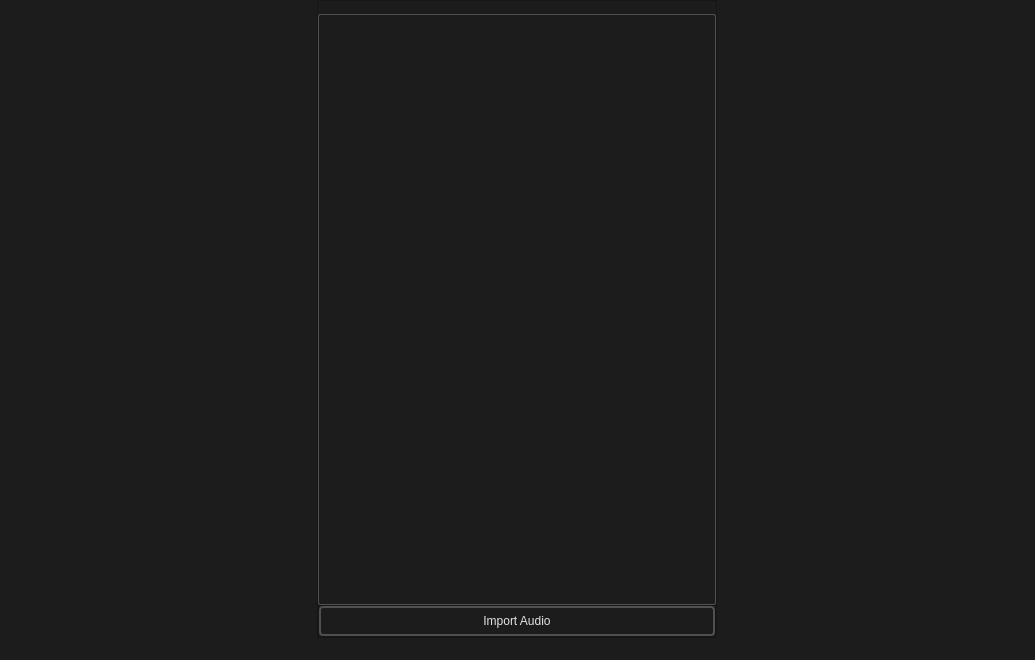
First picture: the form in soudevent_editor/soundevenet_editor_mainwindow.ui, repository dertwist/Hammer5Tools, before the edit.
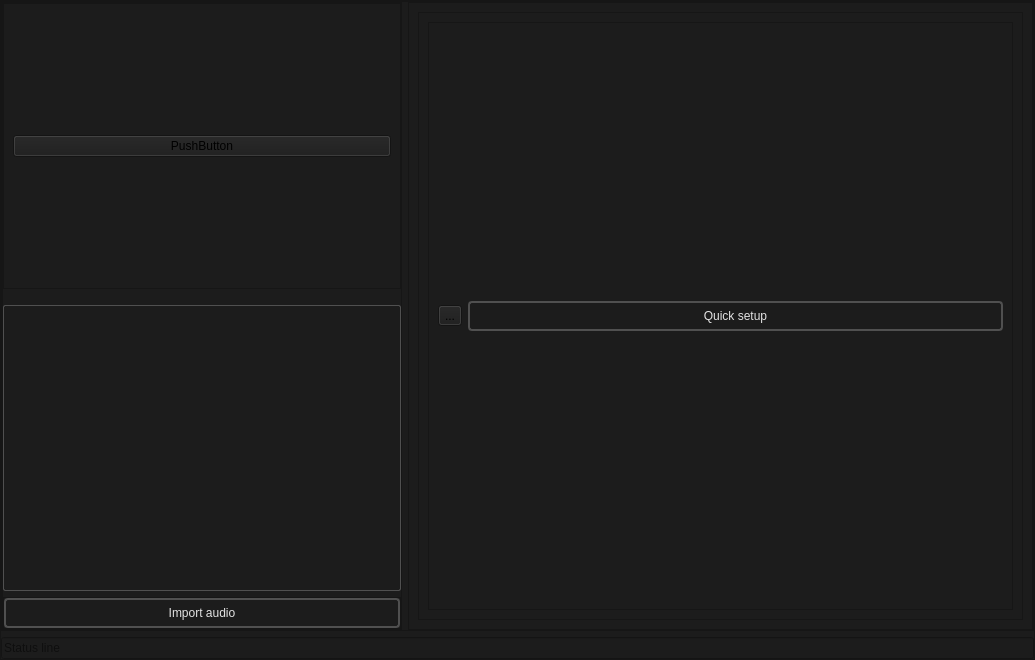
Second picture: the form after the edit. Icons and pictures are not drawn.

Commit message: Soundevent editor cleanup and begin ui creation

The edit to the form file:
```diff
--- a/soudevent_editor/soundevenet_editor_mainwindow.ui
+++ b/soudevent_editor/soundevenet_editor_mainwindow.ui
@@ -19,8 +19,53 @@
   <widget class="QWidget" name="centralwidget">
    <layout class="QHBoxLayout" name="horizontalLayout">
     <property name="spacing">
+     <number>6</number>
+    </property>
+    <property name="leftMargin">
      <number>0</number>
     </property>
+    <property name="topMargin">
+     <number>0</number>
+    </property>
+    <property name="rightMargin">
+     <number>0</number>
+    </property>
+    <property name="bottomMargin">
+     <number>0</number>
+    </property>
+    <item>
+     <widget class="QFrame" name="frame_6">
+      <property name="frameShape">
+       <enum>QFrame::StyledPanel</enum>
+      </property>
+      <property name="frameShadow">
+       <enum>QFrame::Raised</enum>
+      </property>
+      <layout class="QVBoxLayout" name="verticalLayout_4">
+       <property name="spacing">
+        <number>6</number>
+       </property>
+       <property name="leftMargin">
+        <number>0</number>
+       </property>
+       <property name="topMargin">
+        <number>0</number>
+       </property>
+       <property name="rightMargin">
+        <number>0</number>
+       </property>
+       <property name="bottomMargin">
+        <number>0</number>
+       </property>
+       <item>
+        <widget class="QFrame" name="frame_7">
+         <property name="frameShape">
+          <enum>QFrame::StyledPanel</enum>
+         </property>
+         <property name="frameShadow">
+          <enum>QFrame::Raised</enum>
+         </property>
+         <layout class="QHBoxLayout" name="horizontalLayout_5">
     <property name="leftMargin">
      <number>0</number>
     </property>
@@ -49,7 +94,7 @@
       </property>
       <layout class="QVBoxLayout" name="verticalLayout">
        <property name="spacing">
-        <number>0</number>
+              <number>6</number>
        </property>
        <property name="leftMargin">
         <number>0</number>
@@ -64,20 +109,30 @@
         <number>0</number>
        </property>
        <item>
-        <spacer name="verticalSpacer">
-         <property name="orientation">
-          <enum>Qt::Vertical</enum>
-         </property>
-         <property name="sizeType">
-          <enum>QSizePolicy::Fixed</enum>
-         </property>
-         <property name="sizeHint" stdset="0">
-          <size>
-           <width>20</width>
-           <height>8</height>
-          </size>
-         </property>
-        </spacer>
+              <widget class="QScrollArea" name="scrollArea">
+               <property name="widgetResizable">
+                <bool>true</bool>
+               </property>
+               <widget class="QWidget" name="scrollAreaWidgetContents">
+                <property name="geometry">
+                 <rect>
+                  <x>0</x>
+                  <y>0</y>
+                  <width>396</width>
+                  <height>312</height>
+                 </rect>
+                </property>
+                <layout class="QVBoxLayout" name="verticalLayout_2">
+                 <item>
+                  <widget class="QPushButton" name="pushButton">
+                   <property name="text">
+                    <string>PushButton</string>
+                   </property>
+                  </widget>
+                 </item>
+                </layout>
+               </widget>
+              </widget>
        </item>
        <item>
         <spacer name="verticalSpacer_2">
@@ -90,7 +145,7 @@
          <property name="sizeHint" stdset="0">
           <size>
            <width>340</width>
-           <height>5</height>
+                 <height>10</height>
           </size>
          </property>
         </spacer>
@@ -240,7 +295,7 @@
     }</string>
             </property>
             <property name="text">
-             <string>Import Audio</string>
+                   <string>Import audio</string>
             </property>
            </widget>
           </item>
@@ -250,17 +305,128 @@
       </layout>
      </widget>
     </item>
+          <item>
+           <widget class="QFrame" name="frame_3">
+            <property name="frameShape">
+             <enum>QFrame::StyledPanel</enum>
+            </property>
+            <property name="frameShadow">
+             <enum>QFrame::Raised</enum>
+            </property>
+            <layout class="QVBoxLayout" name="verticalLayout_3">
     <item>
      <layout class="QHBoxLayout" name="sound_event_editor_viewport_widget"/>
     </item>
-   </layout>
-  </widget>
-  <widget class="QStatusBar" name="statusbar">
-   <property name="sizeGripEnabled">
+             <item>
+              <widget class="QFrame" name="frame_2">
+               <property name="frameShape">
+                <enum>QFrame::StyledPanel</enum>
+               </property>
+               <property name="frameShadow">
+                <enum>QFrame::Raised</enum>
+               </property>
+               <layout class="QHBoxLayout" name="horizontalLayout_2">
+                <item>
+                 <widget class="QFrame" name="frame_4">
+                  <property name="frameShape">
+                   <enum>QFrame::StyledPanel</enum>
+                  </property>
+                  <property name="frameShadow">
+                   <enum>QFrame::Raised</enum>
+                  </property>
+                  <layout class="QHBoxLayout" name="horizontalLayout_4">
+                   <item>
+                    <widget class="QToolButton" name="toolButton">
+                     <property name="text">
+                      <string>...</string>
+                     </property>
+                     <property name="icon">
+                      <iconset resource="../resources.qrc">
+                       <normaloff>:/icons/settings_16dp_9D9D9D_FILL0_wght400_GRAD0_opsz20.svg</normaloff>:/icons/settings_16dp_9D9D9D_FILL0_wght400_GRAD0_opsz20.svg</iconset>
+                     </property>
+                     <property name="iconSize">
+                      <size>
+                       <width>20</width>
+                       <height>20</height>
+                      </size>
+                     </property>
+                    </widget>
+                   </item>
+                   <item>
+                    <widget class="QPushButton" name="Import_Audio_button_2">
+                     <property name="minimumSize">
+                      <size>
+                       <width>0</width>
+                       <height>18</height>
+                      </size>
+                     </property>
+                     <property name="styleSheet">
+                      <string notr="true">
+    /* QPushButton default and hover styles */
+    QPushButton {
+
+        font: 600 10pt &quot;Segoe UI&quot;;
+	
+
+        border: 2px solid black;
+        border-radius: 4px;
+        border-color: rgba(80, 80, 80, 255);
+        height:22px;
+        padding-top: 2px;
+        padding-bottom:2px;
+        padding-left: 4px;
+        padding-right: 4px;
+        color: #E3E3E3;
+        background-color: #1C1C1C;
+    }
+    QPushButton:hover {
+        background-color: #414956;
+        color: white;
+    }
+    QPushButton:pressed {
+        background-color: red;
+        background-color: #1C1C1C;
+        margin: 1 px;
+        margin-left: 2px;
+        margin-right: 2px;
+
+    }</string>
+                     </property>
+                     <property name="text">
+                      <string>Quick setup</string>
+                     </property>
+                    </widget>
+                   </item>
+                  </layout>
+                 </widget>
+                </item>
+               </layout>
+              </widget>
+             </item>
+            </layout>
+           </widget>
+          </item>
+         </layout>
+        </widget>
+       </item>
+       <item>
+        <widget class="QLineEdit" name="lineEdit">
+         <property name="readOnly">
     <bool>true</bool>
    </property>
-  </widget>
- </widget>
- <resources/>
+         <property name="placeholderText">
+          <string>Status line</string>
+         </property>
+        </widget>
+       </item>
+      </layout>
+     </widget>
+    </item>
+   </layout>
+  </widget>
+ </widget>
+ <resources>
+  <include location="../resources.qrc"/>
+ </resources>
  <connections/>
 </ui>
```
Lines whose indentation alone changed are shown as unchanged. The commit also changes 7 other files.
